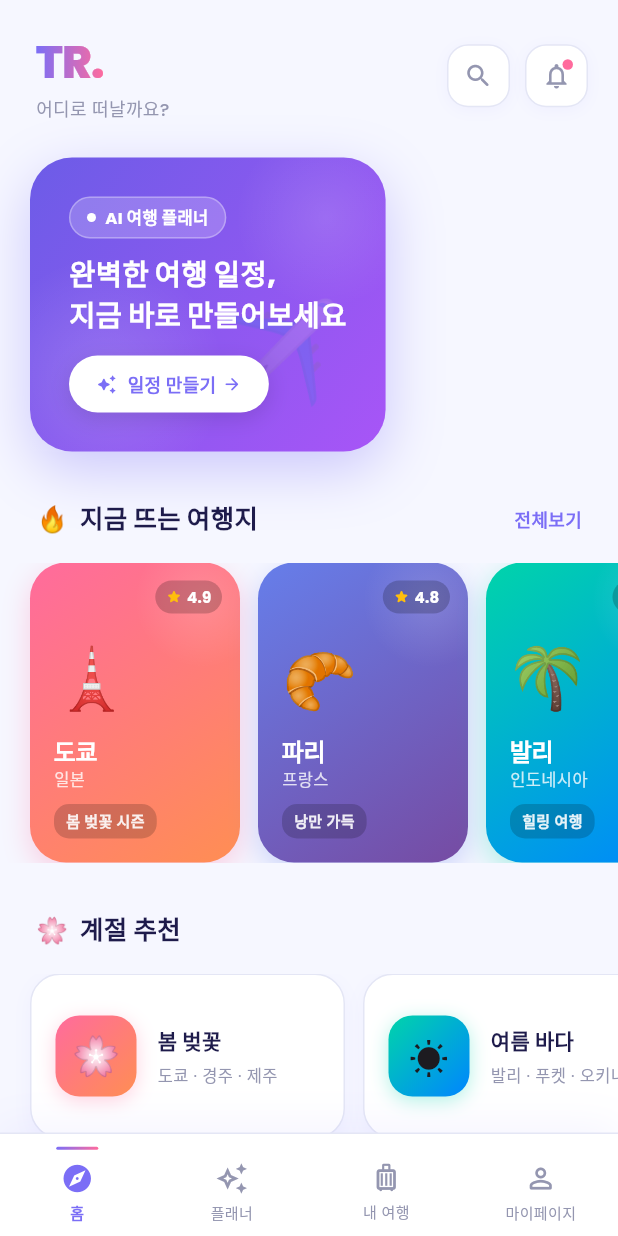
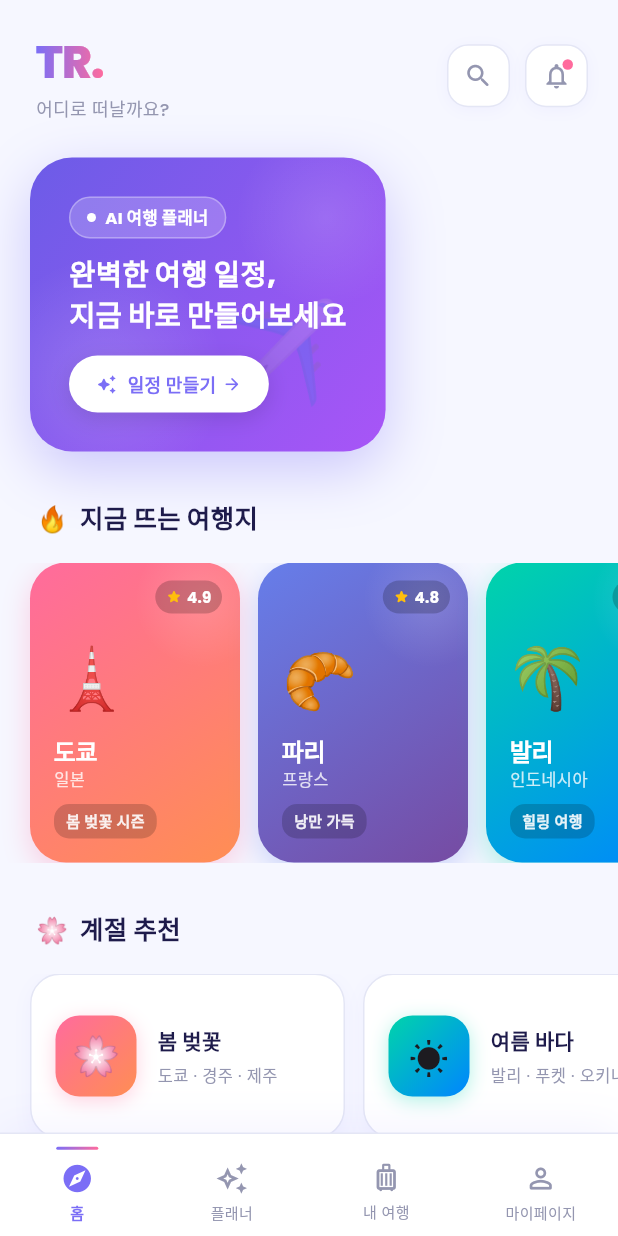
Before and after one commit to hyeonbin-ju0625/vibe-log, a Flutter app: the screen it shows after launch, on a phone screen of 412 x 824 dp. Run offline on Flutter 3.47's test engine with Material 3 defaults, Android fonts, the phone set to English and light mode, and no system bars; our stand-ins replace flutter_riverpod, google_fonts, google_maps_flutter, shared_preferences.

Commit message:
feat: 홈 전체보기 제거 + 최종 발표 페이지 업데이트 + 데모 영상 추가
Co-Authored-By: Claude Sonnet 4.6 <noreply@anthropic.com>

```diff
--- a/lib/presentation/screens/tabs/home_tab.dart
+++ b/lib/presentation/screens/tabs/home_tab.dart
@@ -30,7 +30,7 @@ class HomeTab extends ConsumerWidget {
                 children: [
                   _topBar(),
                   _heroBanner(ref),
-                  _sectionHeader('🔥  지금 뜨는 여행지', '전체보기'),
+                  _sectionHeader('🔥  지금 뜨는 여행지', null),
                   _trendingScroll(),
                   _sectionHeader('🌸  계절 추천', null),
                   _seasonalScroll(),
```
Also changed, not shown: 2 other files.
